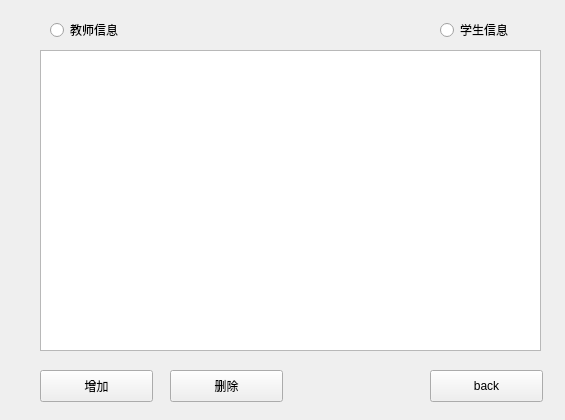
The window that admin.ui (yccc233/mana-sys) describes before a commit, drawn with Qt 5.
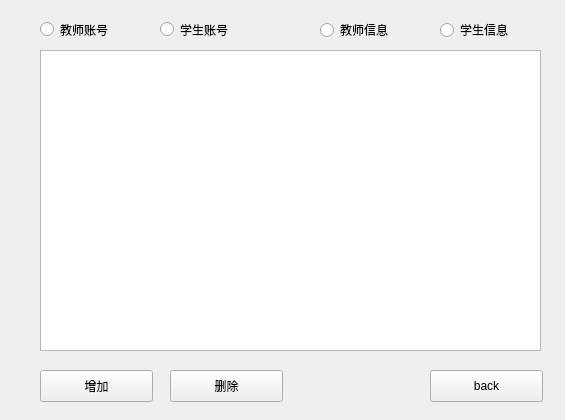
The same window after the commit.

```diff
--- a/admin.ui
+++ b/admin.ui
@@ -40,7 +40,7 @@
    <widget class="QRadioButton" name="radioButton_tea">
     <property name="geometry">
      <rect>
-      <x>50</x>
+      <x>320</x>
       <y>20</y>
       <width>99</width>
       <height>20</height>
@@ -89,6 +89,32 @@
      <string>删除</string>
     </property>
    </widget>
+   <widget class="QRadioButton" name="radioButton_tea_acc">
+    <property name="geometry">
+     <rect>
+      <x>40</x>
+      <y>20</y>
+      <width>115</width>
+      <height>19</height>
+     </rect>
+    </property>
+    <property name="text">
+     <string>教师账号</string>
+    </property>
+   </widget>
+   <widget class="QRadioButton" name="radioButton_stu_acc">
+    <property name="geometry">
+     <rect>
+      <x>160</x>
+      <y>20</y>
+      <width>115</width>
+      <height>19</height>
+     </rect>
+    </property>
+    <property name="text">
+     <string>学生账号</string>
+    </property>
+   </widget>
   </widget>
  </widget>
  <resources/>
```
